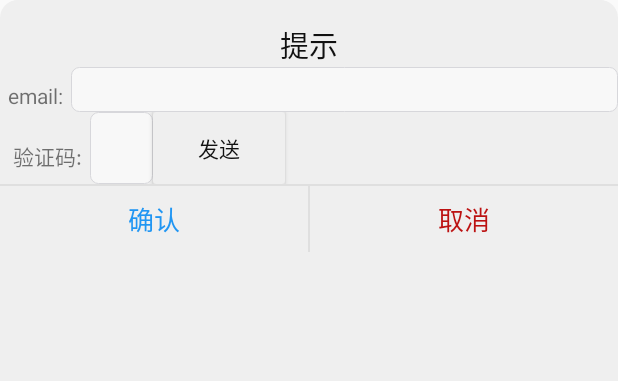
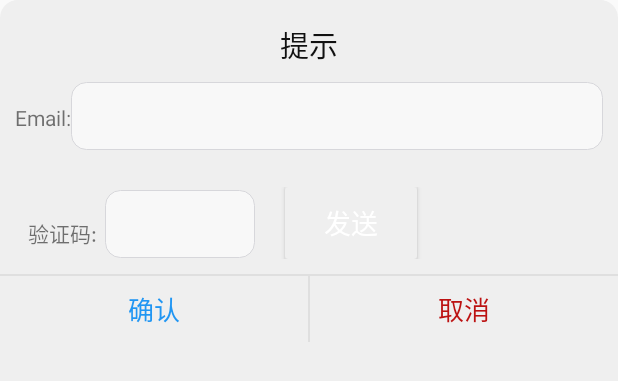
Before and after one commit to qzlong/AccountBook, an Android app: the layout customeditdialog.xml on its own in the app's theme, with its tools: preview values and no code run, on a phone screen of 412 x 824 dp. Shown: the top 381 px of the screen. Run offline under Robolectric (Android 15) with nearby library versions, the phone set to English and light mode, and no system bars.

Commit message:
V0.9.8 优化了UI界面

```diff
--- a/app/src/main/java/com/example/accountbook/setting/CustomEditDialog.java
+++ b/app/src/main/java/com/example/accountbook/setting/CustomEditDialog.java
@@ -93,7 +93,8 @@ public class CustomEditDialog extends Dialog implements View.OnClickListener{
                 email_address = edit_mail.getText().toString();
                 if(isEmail(email_address)){
                     btn_send_code.setClickable(false);
-                    btn_send_code.setBackgroundColor(Color.GRAY);
+                    //btn_send_code.setBackgroundColor(Color.GRAY);
+                    btn_send_code.setBackgroundResource(R.drawable.dialog_btn_gray);
                     btn_send_code.setTextColor(Color.WHITE);
                     CodeHelper codeHelper = new CodeHelper();
                     code = codeHelper.generateCode();
--- a/app/src/main/res/drawable-xxhdpi/btn_background.xml
+++ b/app/src/main/res/drawable/dialog_btn_gray.xml
@@ -2,7 +2,7 @@
 <shape xmlns:android="http://schemas.android.com/apk/res/android"
     android:shape="rectangle" >
     <!-- 填充的颜色 -->
-    <solid android:color="#FFA500" />
+    <solid android:color="@color/cardview_shadow_start_color" />
     <!-- 设置按钮的四个角为弧形 -->
     <!-- android:radius 弧形的半径 -->
     <corners android:radius="15dip" />
--- a/app/src/main/res/drawable/dialog_editor_style.xml
+++ b/app/src/main/res/drawable/dialog_editor_style.xml
@@ -1,7 +1,7 @@
 <?xml version="1.0" encoding="utf-8"?>
 <shape xmlns:android="http://schemas.android.com/apk/res/android">
     <!--设置圆角-->
-    <corners android:radius="5dp" />
+    <corners android:radius="10dp" />
     <!--设置边框-->
     <stroke
         android:width="0.1dp"
--- a/app/src/main/res/layout/customeditdialog.xml
+++ b/app/src/main/res/layout/customeditdialog.xml
@@ -17,21 +17,21 @@
         android:textSize="19sp" />
     <LinearLayout
         android:layout_width="match_parent"
-        android:layout_height="wrap_content"
-        android:orientation="horizontal">
+        android:layout_height="50dp"
+        android:orientation="horizontal"
+        android:layout_margin="10dp">
 
         <TextView
             android:id="@+id/textView1"
             android:layout_width="wrap_content"
             android:layout_height="wrap_content"
-            android:text="email:"
-            android:layout_margin="5dp"/>
+            android:text="Email:" />
 
         <EditText
             android:id="@+id/edit_email_address"
             android:background="@drawable/dialog_editor_style"
             android:layout_width="match_parent"
-            android:layout_height="match_parent" >
+            android:layout_height="45dp" >
             <requestFocus />
         </EditText>
 
@@ -41,6 +41,7 @@
         android:layout_width="match_parent"
         android:layout_height="wrap_content"
         android:orientation="horizontal"
+        android:layout_margin="10dp"
         >
         <TextView
             android:layout_width="wrap_content"
@@ -52,13 +53,15 @@
             android:id="@+id/edit_code"
             android:background="@drawable/dialog_editor_style"
             android:hint="         "
-            android:layout_width="wrap_content"
-            android:layout_height="match_parent" />
+            android:layout_width="100dp"
+            android:layout_marginRight="20dp"
+            android:layout_height="45dp" />
 
         <Button
             android:id="@+id/btn_send_code"
             android:text="发送"
-            android:textColor="@color/text_black"
+            android:textSize="18dp"
+            android:textColor="#FFF"
             android:background="@drawable/dialog_btn_style"
             android:layout_width="wrap_content"
             android:layout_height="wrap_content"
```
